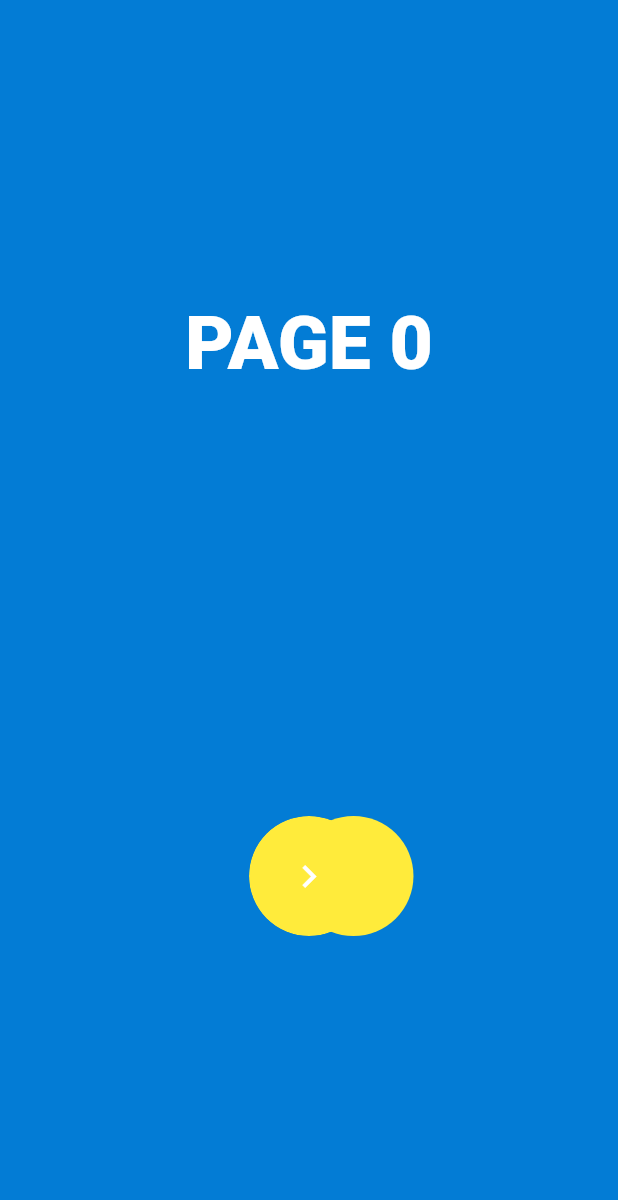
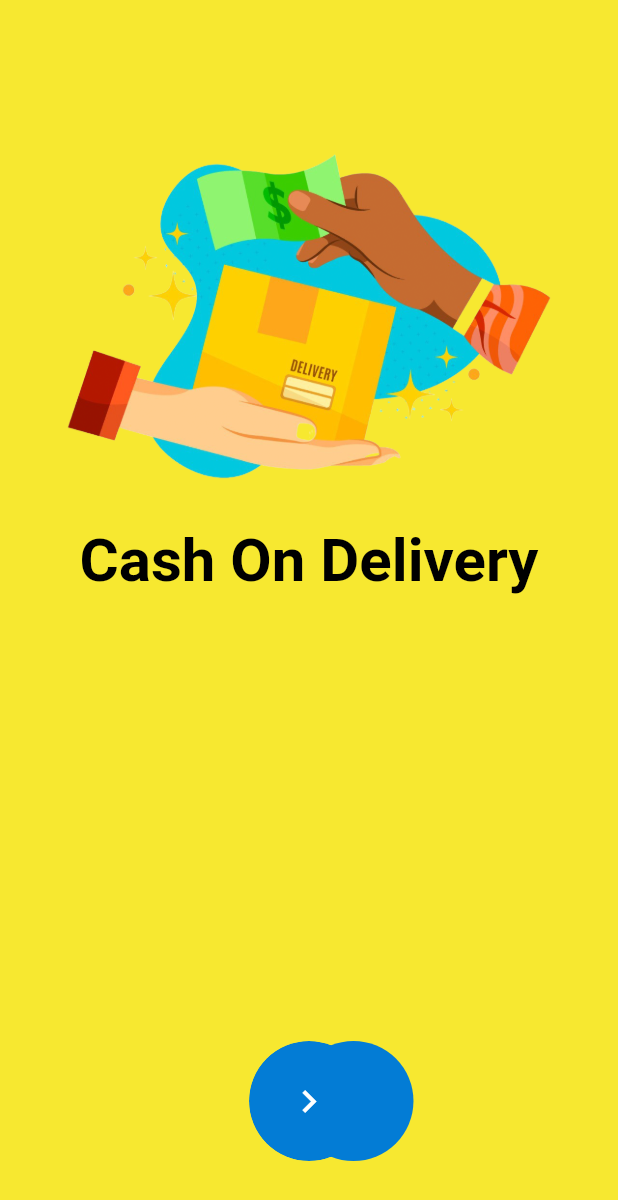
Before and after one commit to DhrupamP/onboarding_schaffen, a Flutter app: the FlowPager screen opened directly, on a phone screen of 412 x 824 dp. Shown: the top 1200 px of the screen. Run offline on Flutter 3.47's test engine with Material 2 defaults, Android fonts, the phone set to English and light mode, and no system bars; our stand-ins replace google_fonts.

Commit message:
upgrade onboarding

```diff
--- a/lib/onboarding.dart
+++ b/lib/onboarding.dart
@@ -1,12 +1,20 @@
 import 'dart:ui';
 import 'package:flutter/material.dart';
+import 'package:google_fonts/google_fonts.dart';
 
 const items = [
+  Color(0xffF7E830),
   Color(0xff037CD5),
-  Colors.yellow,
+  Color(0xffF7E830),
   Color(0xff037CD5),
-  Colors.yellow
 ];
+
+const images = [
+  "assets/cash.png"
+      "assets/delivery.png"
+      "assets/cash.png"
+];
+const headings = ["Cash On Delivery", "Fast Delivery", "Good Customer Service"];
 
 class FlowPager extends StatefulWidget {
   @override
@@ -35,6 +43,17 @@ class _FlowPagerState extends State<FlowPager> {
 
   @override
   Widget build(BuildContext context) {
+    String imagePicker(int idx) {
+      if (idx == 0)
+        return "assets/cash.png";
+      else if (idx == 1)
+        return "assets/delivery.png";
+      else if (idx == 2)
+        return "assets/cash.png";
+      else
+        return "assets/cash.png";
+    }
+
     return Scaffold(
       body: Stack(
         children: [
@@ -58,16 +77,25 @@ class _FlowPagerState extends State<FlowPager> {
             itemBuilder: (c, i) => Align(
               alignment: Alignment.topCenter,
               child: Padding(
-                padding: const EdgeInsets.only(top: 200),
-                child: Text(
-                  'PAGE $i',
-                  style: TextStyle(
-                    fontSize: 50,
-                    color: Colors.white,
-                    fontWeight: FontWeight.w900,
-                  ),
-                ),
-              ),
+                  padding: const EdgeInsets.only(top: 50),
+                  child: Column(
+                    children: [
+                      Container(
+                        height: 300,
+                        child: Image(
+                          image: AssetImage(imagePicker(i)),
+                          alignment: Alignment.bottomCenter,
+                        ),
+                      ),
+                      Text(headings[i],
+                          textAlign: TextAlign.center,
+                          style: GoogleFonts.cutiveMono(
+                            fontSize: 40,
+                            color: Colors.black,
+                            fontWeight: FontWeight.bold,
+                          ))
+                    ],
+                  )),
             ),
           ),
 
@@ -76,7 +104,7 @@ class _FlowPagerState extends State<FlowPager> {
             child: Align(
               alignment: Alignment.bottomCenter,
               child: Padding(
-                padding: const EdgeInsets.only(bottom: 200),
+                padding: const EdgeInsets.only(bottom: 50),
                 child: ClipOval(
                   child: AnimatedBuilder(
                     animation: _notifier,
--- a/lib/splashscreen.dart
+++ b/lib/splashscreen.dart
@@ -1,5 +1,6 @@
 import 'dart:async';
 import 'package:flutter/material.dart';
+import 'onboarding.dart';
 
 bool condition = false;
 Duration transitionDuration = Duration(seconds: 1);
@@ -17,6 +18,13 @@ class _SplashScreenState extends State<SplashScreen> {
       setState(() {
         condition = true;
       });
+    });
+
+    Timer(Duration(seconds: 3), () {
+      Navigator.pushReplacement(context,
+          MaterialPageRoute(builder: (BuildContext context) {
+        return FlowPager();
+      }));
     });
   }
 
@@ -39,10 +47,7 @@ class _SplashScreenState extends State<SplashScreen> {
                 curve: Curves.fastOutSlowIn,
                 duration: transitionDuration,
                 alignment: condition ? Alignment.topCenter : Alignment.center,
-                child: Image(
-                  image: NetworkImage(
-                      'https://www.freepnglogos.com/uploads/flipkart-logo-png/flipkart-inventory-management-system-zap-inventory-1.png'),
-                ),
+                child: Image.asset("assets/flipkart.png"),
                 width: condition ? 40 : 180,
                 height: condition ? 40 : 180,
               ),
--- a/pubspec.yaml
+++ b/pubspec.yaml
@@ -34,6 +34,7 @@ dependencies:
   # The following adds the Cupertino Icons font to your application.
   # Use with the CupertinoIcons class for iOS style icons.
   cupertino_icons: ^1.0.2
+  google_fonts: ^2.2.0
 
 dev_dependencies:
   flutter_test:
```
Also changed, not shown: assets/cash.png (added), assets/delivery.png, assets/flipkart.png (added), pubspec.lock.
